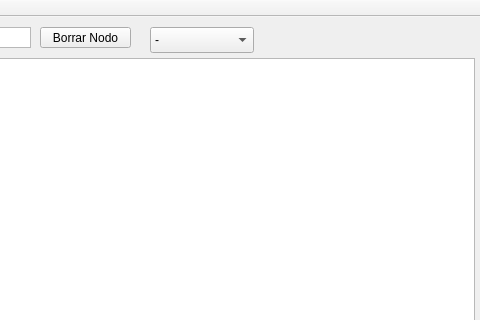
This is mainwindow.ui in yocoHM/ProyectoFinalAlgoritmos as Qt 5 draws it before an edit; both pictures show x 520 to 1000 and y 0 to 320 of the 1000 by 800 pixel window. The edited form follows.
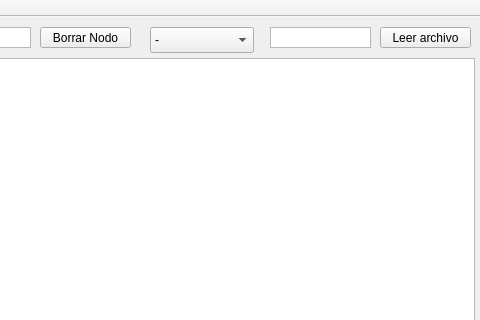
This is the edited form.

Commit message: se agrego un lector de archivos txt

Patch:
```diff
--- a/mainwindow.ui
+++ b/mainwindow.ui
@@ -183,6 +183,45 @@
      </property>
     </item>
    </widget>
+   <widget class="QPushButton" name="botonLeer">
+    <property name="geometry">
+     <rect>
+      <x>900</x>
+      <y>10</y>
+      <width>91</width>
+      <height>21</height>
+     </rect>
+    </property>
+    <property name="text">
+     <string>Leer archivo</string>
+    </property>
+   </widget>
+   <widget class="QTextEdit" name="boxArchivo">
+    <property name="geometry">
+     <rect>
+      <x>790</x>
+      <y>10</y>
+      <width>101</width>
+      <height>21</height>
+     </rect>
+    </property>
+    <property name="inputMethodHints">
+     <set>Qt::ImhMultiLine</set>
+    </property>
+    <property name="verticalScrollBarPolicy">
+     <enum>Qt::ScrollBarAlwaysOff</enum>
+    </property>
+    <property name="horizontalScrollBarPolicy">
+     <enum>Qt::ScrollBarAlwaysOff</enum>
+    </property>
+    <property name="html">
+     <string>&lt;!DOCTYPE HTML PUBLIC &quot;-//W3C//DTD HTML 4.0//EN&quot; &quot;http://www.w3.org/TR/REC-html40/strict.dtd&quot;&gt;
+&lt;html&gt;&lt;head&gt;&lt;meta name=&quot;qrichtext&quot; content=&quot;1&quot; /&gt;&lt;style type=&quot;text/css&quot;&gt;
+p, li { white-space: pre-wrap; }
+&lt;/style&gt;&lt;/head&gt;&lt;body style=&quot; font-family:'.SF NS Text'; font-size:13pt; font-weight:400; font-style:normal;&quot;&gt;
+&lt;p style=&quot;-qt-paragraph-type:empty; margin-top:0px; margin-bottom:0px; margin-left:0px; margin-right:0px; -qt-block-indent:0; text-indent:0px;&quot;&gt;&lt;br /&gt;&lt;/p&gt;&lt;/body&gt;&lt;/html&gt;</string>
+    </property>
+   </widget>
   </widget>
   <widget class="QMenuBar" name="menuBar">
    <property name="geometry">
```
The commit also changes 15 other files.
